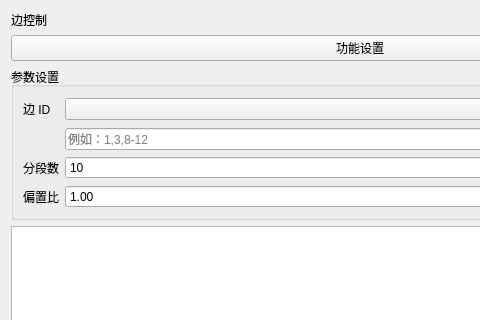
First picture: the form in plugins/Base_Mesh/MeshEdgeControlWidget.ui, repository asd977/base_cae, before the edit; both pictures show x 0 to 480 and y 0 to 320 of the 720 by 520 pixel window.
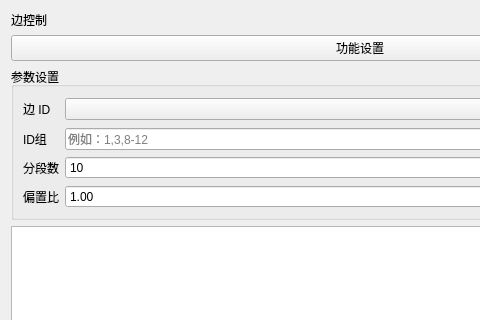
Second picture: the form after the edit. Custom widgets are drawn as their Qt base class.

The edit to the form file:
```diff
--- a/plugins/Base_Mesh/MeshEdgeControlWidget.ui
+++ b/plugins/Base_Mesh/MeshEdgeControlWidget.ui
@@ -120,6 +120,13 @@
         </item>
        </layout>
       </item>
+      <item row="3" column="0">
+       <widget class="QLabel" name="label">
+        <property name="text">
+         <string>ID组</string>
+        </property>
+       </widget>
+      </item>
      </layout>
     </widget>
    </item>
```
